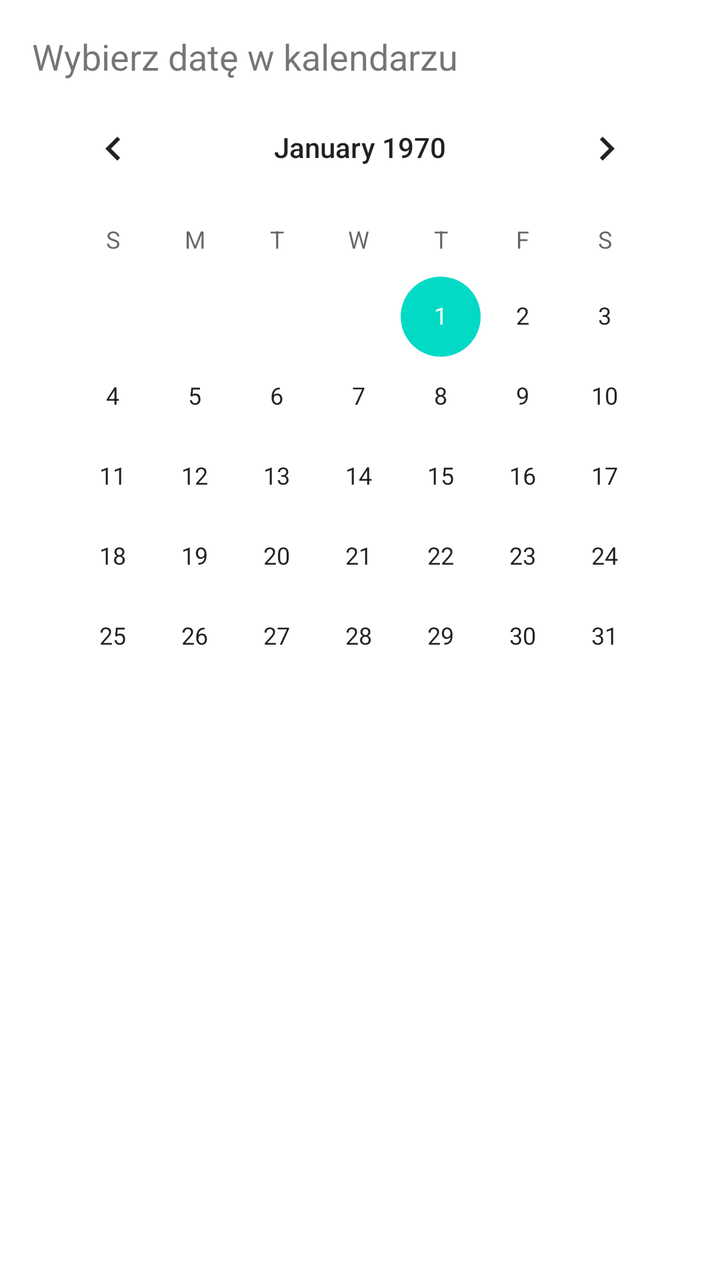
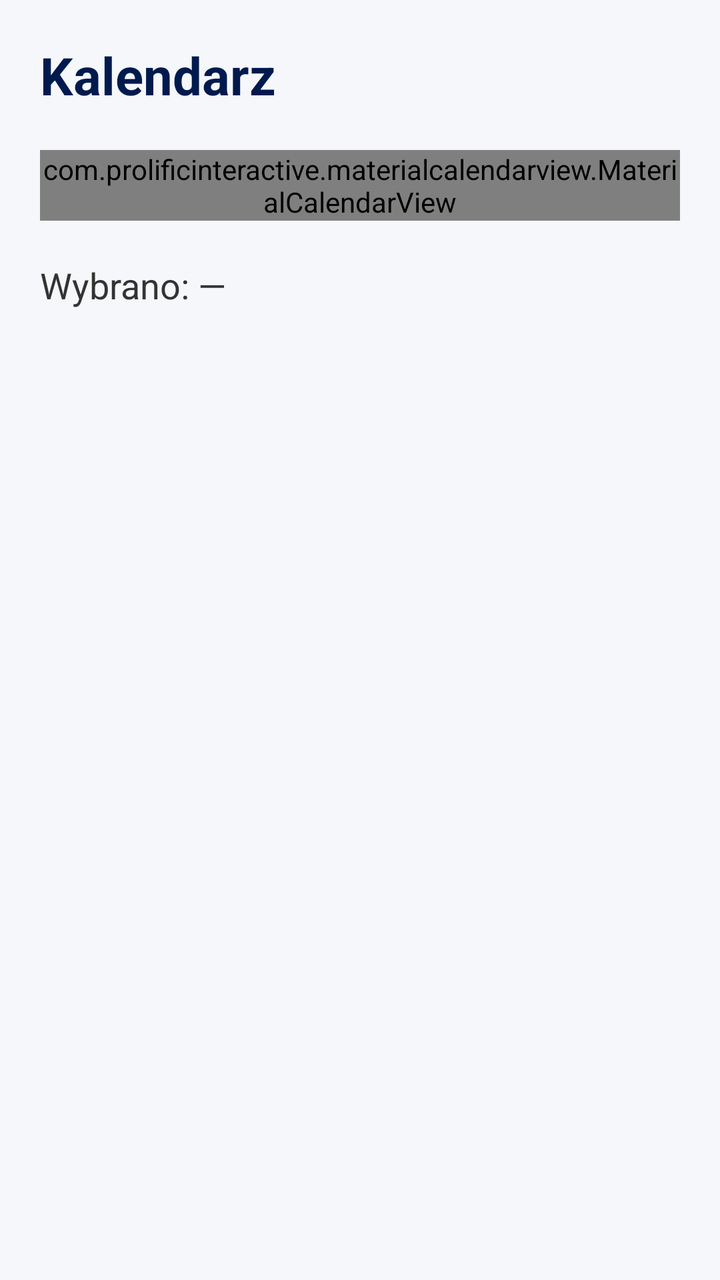

Screens rendered from an Android XML layout before and after an edit, with the pre-edit source and the edit as a unified diff.
<!-- AndroidManifest.xml: application theme Theme.MyApplication -->
<!-- res/layout/fragment_calendar.xml -->
<?xml version="1.0" encoding="utf-8"?>
<androidx.constraintlayout.widget.ConstraintLayout xmlns:android="http://schemas.android.com/apk/res/android"
    xmlns:app="http://schemas.android.com/apk/res-auto"
    android:layout_width="match_parent"
    android:layout_height="match_parent"
    android:padding="16dp">

    <TextView
        android:id="@+id/tvSelectedDate"
        android:layout_width="0dp"
        android:layout_height="wrap_content"
        android:text="Wybierz datę w kalendarzu"
        android:textSize="18sp"
        android:layout_marginBottom="16dp"
        app:layout_constraintTop_toTopOf="parent"
        app:layout_constraintStart_toStartOf="parent"
        app:layout_constraintEnd_toEndOf="parent" />

    <CalendarView
        android:id="@+id/calendarView"
        android:layout_width="0dp"
        android:layout_height="0dp"
        app:layout_constraintTop_toBottomOf="@id/tvSelectedDate"
        app:layout_constraintBottom_toBottomOf="parent"
        app:layout_constraintStart_toStartOf="parent"
        app:layout_constraintEnd_toEndOf="parent" />

</androidx.constraintlayout.widget.ConstraintLayout>
<!-- resources referenced by this layout -->
<resources>
  <style name="Theme.MyApplication" parent="Theme.MaterialComponents.DayNight.DarkActionBar">
          
          <item name="colorPrimary">@color/purple_500</item>
          <item name="colorPrimaryVariant">@color/purple_700</item>
          <item name="colorOnPrimary">@color/white</item>
          
          <item name="colorSecondary">@color/teal_200</item>
          <item name="colorSecondaryVariant">@color/teal_700</item>
          <item name="colorOnSecondary">@color/black</item>
          
          <item name="android:statusBarColor">?attr/colorPrimaryVariant</item>
          
      </style>
  <color name="purple_500">#FF6200EE</color>
  <color name="purple_700">#FF3700B3</color>
  <color name="white">#FFFFFFFF</color>
  <color name="teal_200">#FF03DAC5</color>
  <color name="teal_700">#FF018786</color>
  <color name="black">#FF000000</color>
</resources>

<!-- the commit's change to res/layout/fragment_calendar.xml (unified diff, before → after) -->
@@ -1,28 +1,40 @@
 <?xml version="1.0" encoding="utf-8"?>
-<androidx.constraintlayout.widget.ConstraintLayout xmlns:android="http://schemas.android.com/apk/res/android"
+<LinearLayout xmlns:android="http://schemas.android.com/apk/res/android"
     xmlns:app="http://schemas.android.com/apk/res-auto"
+    android:orientation="vertical"
+    android:padding="20dp"
+    android:background="#F5F7FA"
     android:layout_width="match_parent"
-    android:layout_height="match_parent"
-    android:padding="16dp">
+    android:layout_height="match_parent">
 
+    
+    <TextView
+        android:id="@+id/tvTitle"
+        android:layout_width="match_parent"
+        android:layout_height="wrap_content"
+        android:text="Kalendarz"
+        android:textSize="26sp"
+        android:textStyle="bold"
+        android:textColor="#001A4D"
+        android:paddingBottom="20dp"/>
+
+    
+    <com.prolificinteractive.materialcalendarview.MaterialCalendarView
+        android:id="@+id/calendarView"
+        android:layout_width="match_parent"
+        android:layout_height="wrap_content"
+        app:mcv_showOtherDates="all"
+        app:mcv_selectionColor="#4CAF50"
+        app:mcv_tileHeight="50dp"/>
+
+    
     <TextView
         android:id="@+id/tvSelectedDate"
-        android:layout_width="0dp"
+        android:layout_width="match_parent"
         android:layout_height="wrap_content"
-        android:text="Wybierz datę w kalendarzu"
+        android:text="Wybrano: —"
         android:textSize="18sp"
-        android:layout_marginBottom="16dp"
-        app:layout_constraintTop_toTopOf="parent"
-        app:layout_constraintStart_toStartOf="parent"
-        app:layout_constraintEnd_toEndOf="parent" />
+        android:textColor="#333"
+        android:paddingTop="20dp"/>
 
-    <CalendarView
-        android:id="@+id/calendarView"
-        android:layout_width="0dp"
-        android:layout_height="0dp"
-        app:layout_constraintTop_toBottomOf="@id/tvSelectedDate"
-        app:layout_constraintBottom_toBottomOf="parent"
-        app:layout_constraintStart_toStartOf="parent"
-        app:layout_constraintEnd_toEndOf="parent" />
-
-</androidx.constraintlayout.widget.ConstraintLayout>
+</LinearLayout>
